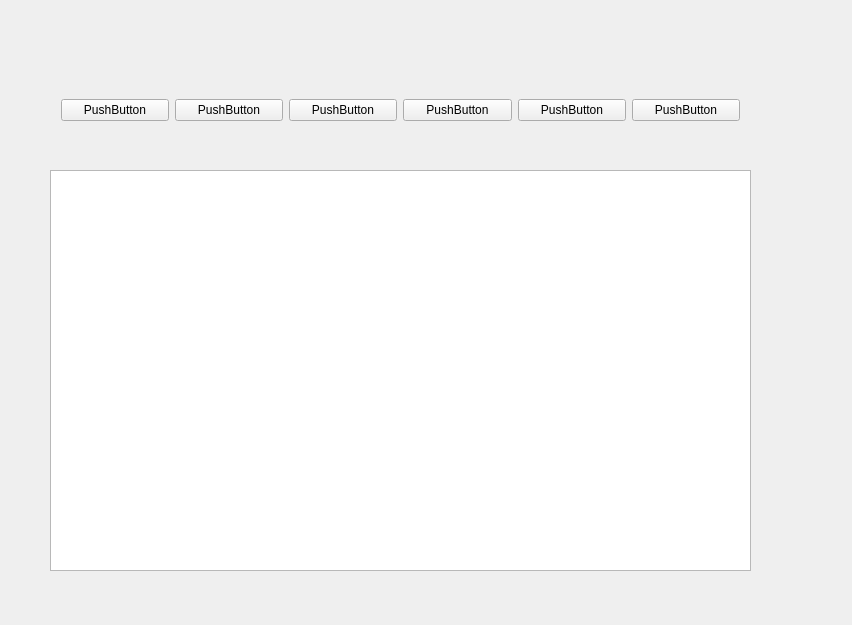
ChrisJaunes/DS_2020, file DS_2020_GUI/DS_2020_GUI/Author_Detail_Widget.ui: the form before one commit.
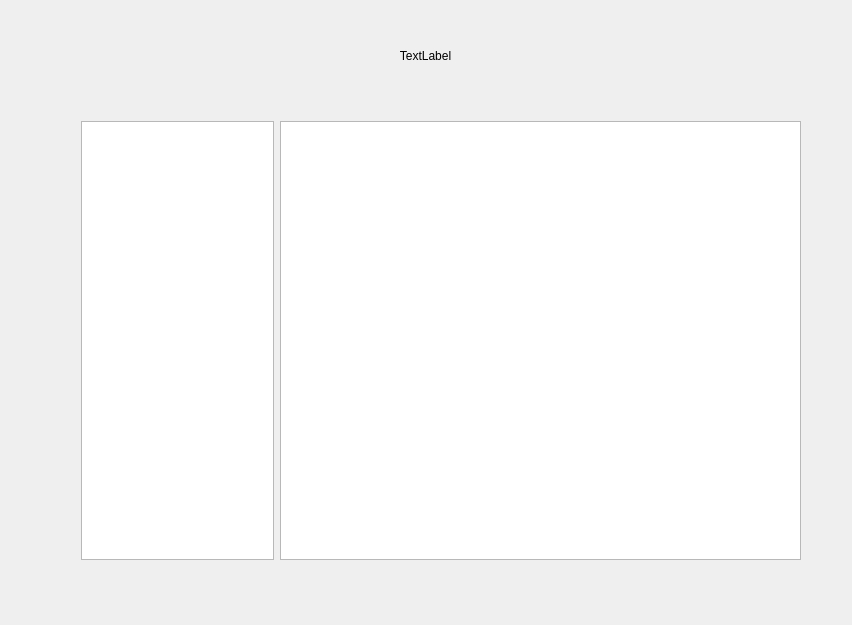
The form after the commit.

Commit message: upt mainWindow and F1_Author_GUI

What changed in the file:
```diff
--- a/DS_2020_GUI/DS_2020_GUI/Author_Detail_Widget.ui
+++ b/DS_2020_GUI/DS_2020_GUI/Author_Detail_Widget.ui
@@ -13,70 +13,47 @@
   <property name="windowTitle">
    <string>Author_Detail_Widget</string>
   </property>
-  <widget class="QListView" name="listView">
-   <property name="geometry">
-    <rect>
-     <x>50</x>
-     <y>170</y>
-     <width>701</width>
-     <height>401</height>
-    </rect>
-   </property>
-  </widget>
   <widget class="QWidget" name="horizontalLayoutWidget">
    <property name="geometry">
     <rect>
-     <x>50</x>
-     <y>70</y>
-     <width>701</width>
-     <height>80</height>
+     <x>70</x>
+     <y>110</y>
+     <width>731</width>
+     <height>461</height>
     </rect>
    </property>
-   <layout class="QHBoxLayout" name="horizontalLayout">
+   <layout class="QHBoxLayout" name="horizontalLayout" stretch="37,100">
+    <property name="rightMargin">
+     <number>0</number>
+    </property>
     <item>
-     <widget class="QPushButton" name="allBtn">
-      <property name="text">
-       <string>PushButton</string>
+     <widget class="QListView" name="lvw_collaborator">
+      <property name="editTriggers">
+       <set>QAbstractItemView::NoEditTriggers</set>
       </property>
      </widget>
     </item>
     <item>
-     <widget class="QPushButton" name="collaboratorBtn0">
-      <property name="text">
-       <string>PushButton</string>
-      </property>
-     </widget>
-    </item>
-    <item>
-     <widget class="QPushButton" name="collaboratorBtn1">
-      <property name="text">
-       <string>PushButton</string>
-      </property>
-     </widget>
-    </item>
-    <item>
-     <widget class="QPushButton" name="collaboratorBtn2">
-      <property name="text">
-       <string>PushButton</string>
-      </property>
-     </widget>
-    </item>
-    <item>
-     <widget class="QPushButton" name="collaboratorBtn3">
-      <property name="text">
-       <string>PushButton</string>
-      </property>
-     </widget>
-    </item>
-    <item>
-     <widget class="QPushButton" name="collaboratorBtn4">
-      <property name="text">
-       <string>PushButton</string>
-      </property>
-     </widget>
+     <widget class="QListView" name="lvw_info"/>
     </item>
    </layout>
   </widget>
+  <widget class="QLabel" name="name">
+   <property name="geometry">
+    <rect>
+     <x>210</x>
+     <y>30</y>
+     <width>431</width>
+     <height>51</height>
+    </rect>
+   </property>
+   <property name="text">
+    <string>TextLabel</string>
+   </property>
+   <property name="alignment">
+    <set>Qt::AlignCenter</set>
+   </property>
+  </widget>
  </widget>
  <layoutdefault spacing="6" margin="11"/>
  <resources/>
```
The commit also changes 8 other files.
